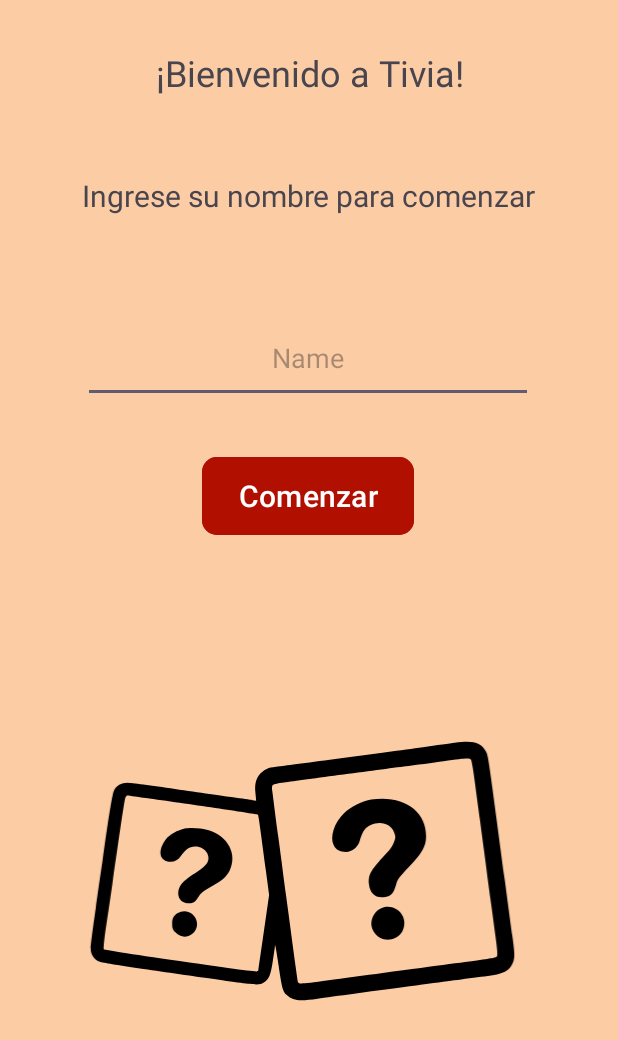
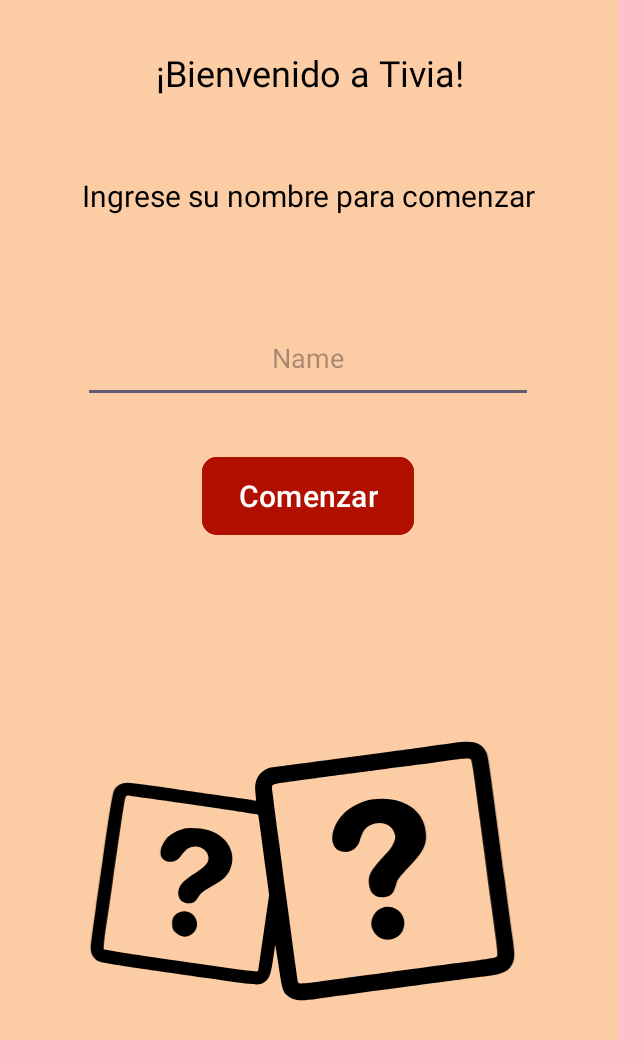
Before and after one commit to Scariu/Project_Trivia, an Android app: the fragment FirstFragment shown on its own in the app's theme, on a phone screen of 412 x 824 dp. Shown: the top 1040 px of the screen. Run offline under Robolectric (Android 15) with nearby library versions, the phone set to English and light mode, and no system bars.

Commit message:
Modificación colores del diseño.

```diff
--- a/app/src/main/res/layout/fragment_first.xml
+++ b/app/src/main/res/layout/fragment_first.xml
@@ -34,6 +34,7 @@
         android:layout_marginEnd="32dp"
         android:gravity="center"
         android:text="Bienvenido"
+        android:textColor="#000000"
         android:textSize="24sp"
         app:layout_constraintEnd_toEndOf="parent"
         app:layout_constraintStart_toStartOf="parent"
@@ -66,6 +67,7 @@
         android:layout_marginEnd="16dp"
         android:gravity="center"
         android:text="Ingrese"
+        android:textColor="#000000"
         android:textSize="20sp"
         app:layout_constraintEnd_toEndOf="parent"
         app:layout_constraintHorizontal_bias="0.482"
--- a/app/src/main/res/layout/fragment_second.xml
+++ b/app/src/main/res/layout/fragment_second.xml
@@ -15,6 +15,7 @@
         android:layout_marginTop="36dp"
         android:layout_marginEnd="32dp"
         android:text="Hola"
+        android:textColor="#070707"
         app:layout_constraintEnd_toEndOf="parent"
         app:layout_constraintHorizontal_bias="0.034"
         app:layout_constraintStart_toStartOf="parent"
@@ -107,6 +108,7 @@
         android:layout_height="wrap_content"
         android:layout_marginTop="16dp"
         android:text="¿?"
+        android:textColor="#000000"
         app:layout_constraintEnd_toEndOf="@+id/imagePikachu"
         app:layout_constraintStart_toStartOf="@+id/imagePikachu"
         app:layout_constraintTop_toBottomOf="@+id/imagePikachu" />
--- a/app/src/main/res/layout/fragment_third.xml
+++ b/app/src/main/res/layout/fragment_third.xml
@@ -16,6 +16,7 @@
         android:layout_marginTop="124dp"
         android:gravity="center"
         android:text="Respuesta"
+        android:textColor="#000000"
         android:textSize="20sp"
         app:layout_constraintEnd_toEndOf="parent"
         app:layout_constraintHorizontal_bias="0.498"
@@ -30,6 +31,7 @@
         android:layout_marginTop="32dp"
         android:layout_marginEnd="16dp"
         android:layout_marginBottom="64dp"
+        android:backgroundTint="#FF6A53"
         android:gravity="center"
         android:text="Intentalo otra vez"
         android:textSize="20sp"
```
Also changed, not shown: 1 other file.
